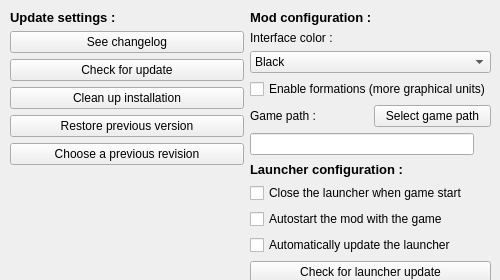
Old version of the form optionbox.ui in the repository dbkblk/rand_launcher.
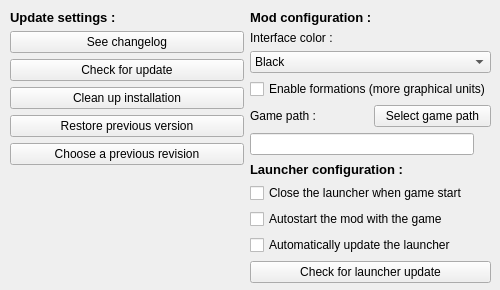
New version of the form.

Diff of the .ui file:
```diff
--- a/optionbox.ui
+++ b/optionbox.ui
@@ -10,7 +10,7 @@
     <x>0</x>
     <y>0</y>
     <width>500</width>
-    <height>280</height>
+    <height>290</height>
    </rect>
   </property>
   <property name="sizePolicy">
@@ -22,13 +22,13 @@
   <property name="minimumSize">
    <size>
     <width>500</width>
-    <height>280</height>
+    <height>290</height>
    </size>
   </property>
   <property name="maximumSize">
    <size>
     <width>500</width>
-    <height>280</height>
+    <height>290</height>
    </size>
   </property>
   <property name="focusPolicy">
```
